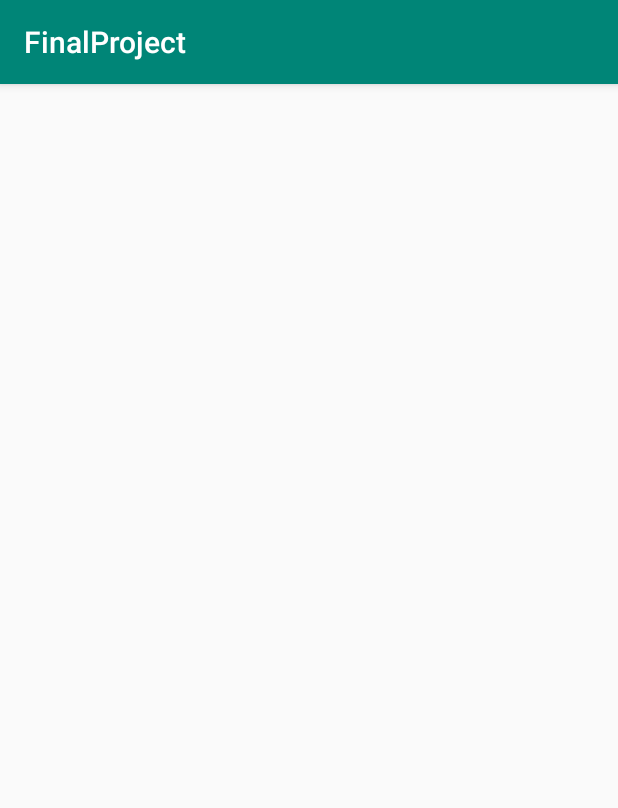
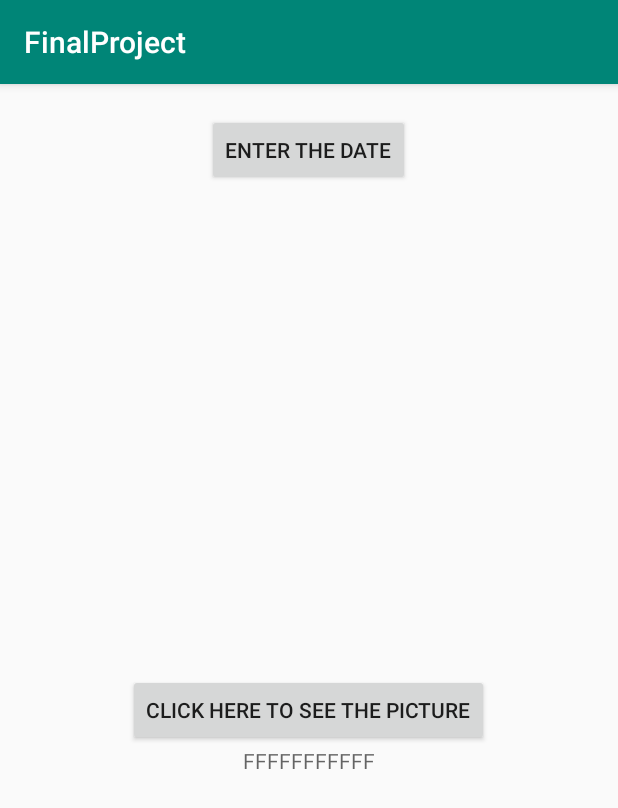
Before and after one commit to dunkelmoses/FinalProject, an Android app: the NasaImageOfTheDay screen opened directly, with no data from a screen before it, on a phone screen of 412 x 824 dp. Shown: the top 808 px of the screen. Run offline under Robolectric (Android 15) with nearby library versions, the phone set to English and light mode, and no system bars.

Commit message:
nasa image

```diff
--- a/app/build.gradle
+++ b/app/build.gradle
@@ -30,4 +30,5 @@ dependencies {
     testImplementation 'junit:junit:4.12'
     androidTestImplementation 'androidx.test.ext:junit:1.1.0'
     androidTestImplementation 'androidx.test.espresso:espresso-core:3.1.1'
+    implementation 'com.squareup.picasso:picasso:2.5.2'
 }
--- a/app/src/main/AndroidManifest.xml
+++ b/app/src/main/AndroidManifest.xml
@@ -9,7 +9,8 @@
         android:roundIcon="@mipmap/ic_launcher_round"
         android:supportsRtl="true"
         android:theme="@style/AppTheme">
-        <activity android:name=".BBCNEWS"></activity>
+        <activity android:name=".ShowNasaImage"></activity>
+        <activity android:name=".BBCNEWS" />
         <activity android:name=".NasaImageOfTheDay" />
         <activity android:name=".NasaDatabase" />
         <activity android:name=".Guardian" />
--- /dev/null
+++ b/app/src/main/java/com/example/finalproject/JsonData.java
@@ -0,0 +1,3 @@
+package com.example.finalproject;
+     public class JsonData  {
+     }
--- a/app/src/main/res/layout/activity_main.xml
+++ b/app/src/main/res/layout/activity_main.xml
@@ -6,8 +6,14 @@
     android:layout_height="match_parent"
     tools:context=".MainActivity">
 
+    <androidx.appcompat.widget.Toolbar
+        android:layout_width="match_parent"
+        android:layout_height="wrap_content"
+        android:id="@+id/toolbar"/>
+
     <TextView
         android:id="@+id/app_name"
+        android:layout_below="@+id/toolbar"
         android:layout_width="wrap_content"
         android:layout_height="wrap_content"
         android:layout_centerHorizontal="true"
--- a/app/src/main/res/layout/activity_nasa_image_of_the_day.xml
+++ b/app/src/main/res/layout/activity_nasa_image_of_the_day.xml
@@ -1,9 +1,40 @@
 <?xml version="1.0" encoding="utf-8"?>
-<androidx.constraintlayout.widget.ConstraintLayout xmlns:android="http://schemas.android.com/apk/res/android"
+<RelativeLayout xmlns:android="http://schemas.android.com/apk/res/android"
     xmlns:app="http://schemas.android.com/apk/res-auto"
     xmlns:tools="http://schemas.android.com/tools"
     android:layout_width="match_parent"
     android:layout_height="match_parent"
-    tools:context=".NasaImageOfTheDay">
+    tools:context=".NasaImageOfTheDay"
+    android:padding="20dp">
 
-</androidx.constraintlayout.widget.ConstraintLayout>
+  <Button
+      android:layout_width="wrap_content"
+      android:layout_height="wrap_content"
+      android:id="@+id/EnterTheDate"
+      android:text="Enter The Date"
+      android:layout_centerHorizontal="true"/>
+    <TextView
+        android:layout_width="wrap_content"
+        android:layout_height="wrap_content"
+        android:id="@+id/DateTextView"
+        android:layout_centerHorizontal="true"
+        android:layout_centerVertical="true"
+        />
+    <Button
+        android:layout_width="wrap_content"
+        android:layout_height="wrap_content"
+        android:id="@+id/ClickToSee"
+        android:layout_below="@+id/DateTextView"
+        android:text="Click here to see the picture"
+        android:layout_centerHorizontal="true"/>
+  <TextView
+      android:layout_width="wrap_content"
+      android:layout_height="wrap_content"
+      android:id="@+id/urlImage"
+      android:layout_centerHorizontal="true"
+      android:layout_below="@+id/ClickToSee"
+      android:hint="FFFFFFFFFFF"
+
+      />
+
+</RelativeLayout>
```
Also changed, not shown: app/src/main/java/com/example/finalproject/NasaImageOfTheDay.java (+104 -0 lines), app/src/main/java/com/example/finalproject/ShowNasaImage.java (added, +62 -0 lines), app/src/main/res/layout/activity_show_nasa_image.xml (added, +22 -0 lines).
